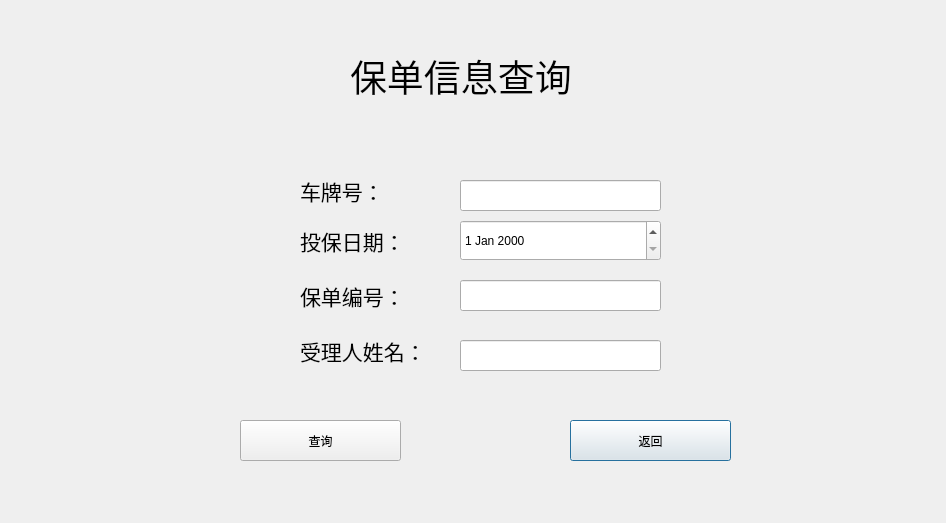
Old version of the form warrantsearchdialog.ui in the repository Vaskka/DR_Projects.
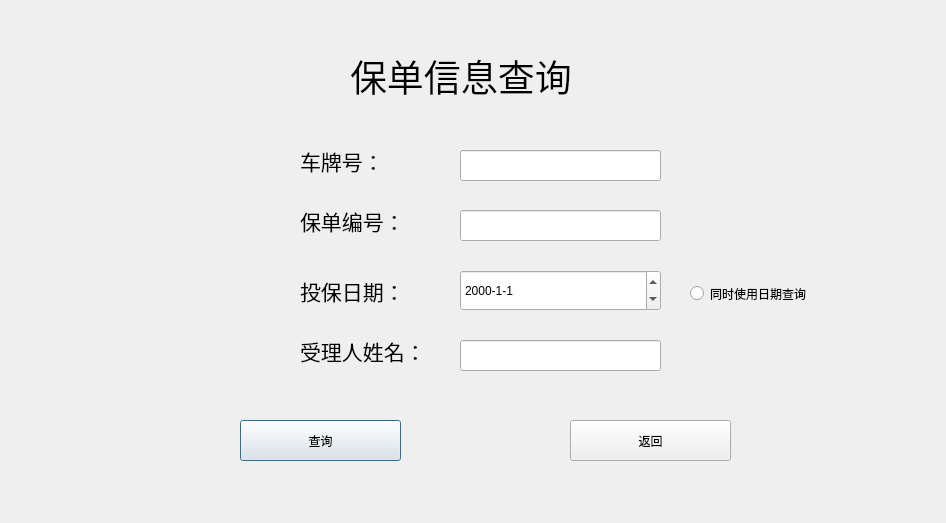
New version of the form.

```diff
--- a/warrantsearchdialog.ui
+++ b/warrantsearchdialog.ui
@@ -23,21 +23,11 @@
     </rect>
    </property>
   </widget>
-  <widget class="QLineEdit" name="lineEdit_16">
-   <property name="geometry">
-    <rect>
-     <x>460</x>
-     <y>280</y>
-     <width>201</width>
-     <height>31</height>
-    </rect>
-   </property>
-  </widget>
   <widget class="QLabel" name="label_57">
    <property name="geometry">
     <rect>
      <x>300</x>
-     <y>210</y>
+     <y>260</y>
      <width>181</width>
      <height>61</height>
     </rect>
@@ -64,24 +54,6 @@
     <string>返回</string>
    </property>
   </widget>
-  <widget class="QLabel" name="label_59">
-   <property name="geometry">
-    <rect>
-     <x>300</x>
-     <y>270</y>
-     <width>181</width>
-     <height>51</height>
-    </rect>
-   </property>
-   <property name="font">
-    <font>
-     <pointsize>16</pointsize>
-    </font>
-   </property>
-   <property name="text">
-    <string>保单编号：</string>
-   </property>
-  </widget>
   <widget class="QPushButton" name="pushButton">
    <property name="geometry">
     <rect>
@@ -94,6 +66,9 @@
    <property name="text">
     <string>查询</string>
    </property>
+   <property name="default">
+    <bool>true</bool>
+   </property>
   </widget>
   <widget class="QLabel" name="label_60">
    <property name="geometry">
@@ -117,7 +92,7 @@
    <property name="geometry">
     <rect>
      <x>460</x>
-     <y>180</y>
+     <y>150</y>
      <width>201</width>
      <height>31</height>
     </rect>
@@ -145,17 +120,20 @@
    <property name="geometry">
     <rect>
      <x>460</x>
-     <y>220</y>
+     <y>270</y>
      <width>201</width>
      <height>41</height>
     </rect>
    </property>
+   <property name="displayFormat">
+    <string>yyyy-M-d</string>
+   </property>
   </widget>
   <widget class="QLabel" name="label_58">
    <property name="geometry">
     <rect>
      <x>300</x>
-     <y>160</y>
+     <y>130</y>
      <width>171</width>
      <height>61</height>
     </rect>
@@ -169,6 +147,47 @@
     <string>车牌号：</string>
    </property>
   </widget>
+  <widget class="QRadioButton" name="Main_Dateable">
+   <property name="geometry">
+    <rect>
+     <x>690</x>
+     <y>280</y>
+     <width>171</width>
+     <height>27</height>
+    </rect>
+   </property>
+   <property name="text">
+    <string>同时使用日期查询</string>
+   </property>
+  </widget>
+  <widget class="QLabel" name="label_59">
+   <property name="geometry">
+    <rect>
+     <x>300</x>
+     <y>190</y>
+     <width>171</width>
+     <height>61</height>
+    </rect>
+   </property>
+   <property name="font">
+    <font>
+     <pointsize>16</pointsize>
+    </font>
+   </property>
+   <property name="text">
+    <string>保单编号：</string>
+   </property>
+  </widget>
+  <widget class="QLineEdit" name="Main_NumberEdit">
+   <property name="geometry">
+    <rect>
+     <x>460</x>
+     <y>210</y>
+     <width>201</width>
+     <height>31</height>
+    </rect>
+   </property>
+  </widget>
  </widget>
  <resources/>
  <connections/>
```
Left out of the diff: 6 changed lines with no effect on the pictures.
